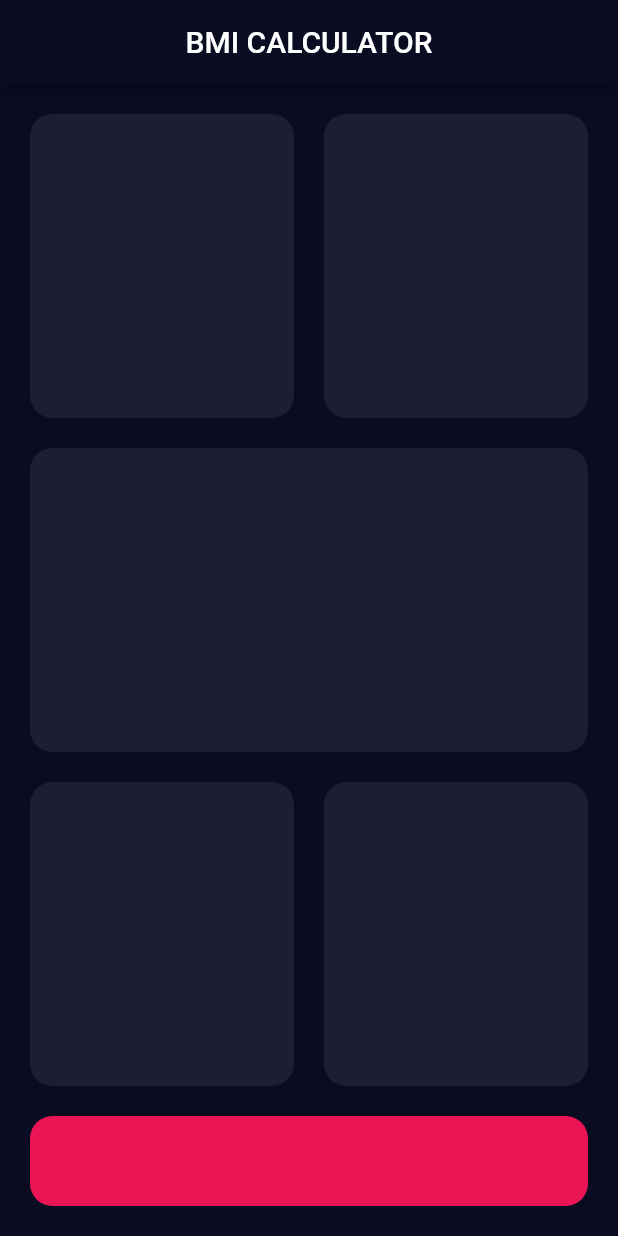
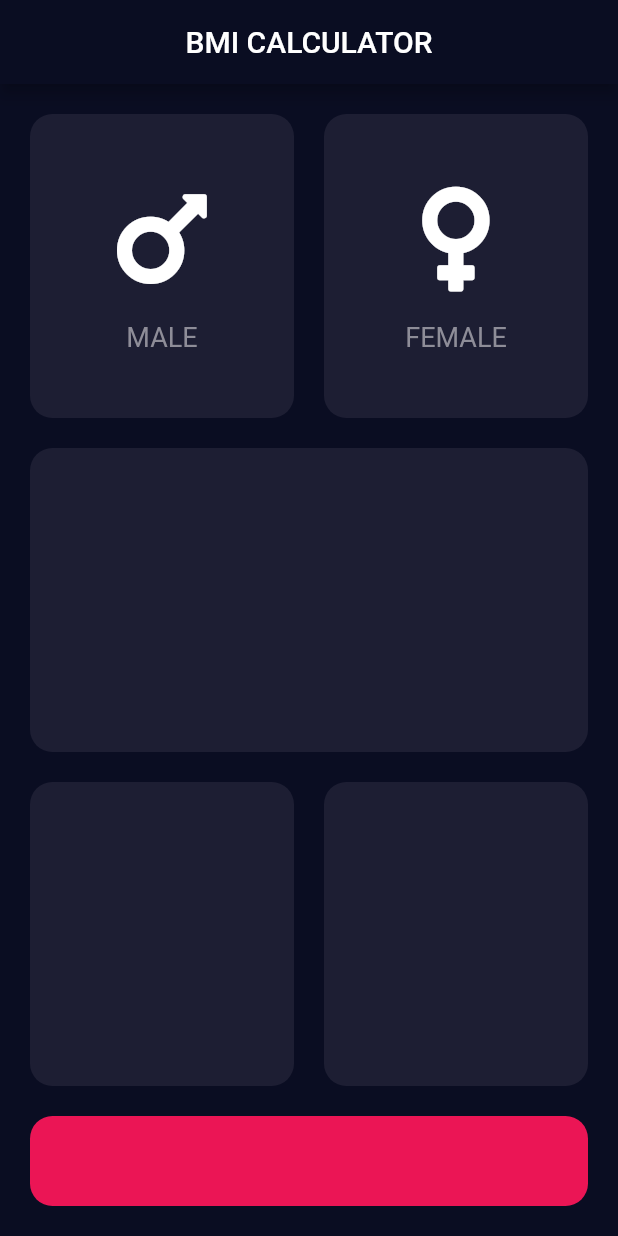
Before and after one commit to Basith-P/BMI-Calculator, a Flutter app: the screen it shows after launch, on a phone screen of 412 x 824 dp. Run offline on Flutter 3.47's test engine with Material 2 defaults, Android fonts, the phone set to English and light mode, and no system bars; our stand-ins replace font_awesome_flutter.

Commit message:
make icon data widget

```diff
--- a/lib/screens/input_page.dart
+++ b/lib/screens/input_page.dart
@@ -1,4 +1,9 @@
 import 'package:flutter/material.dart';
+
+import 'package:font_awesome_flutter/font_awesome_flutter.dart';
+
+import '../widgets/icon_content.dart';
+import '../widgets/reusable_card.dart';
 
 const buttonContainerHeight = 80.0;
 const darkBlue = Color(0xff1d1e33);
@@ -26,10 +31,22 @@ class _InputPageState extends State<InputPage> {
                 child: Row(
                   children: [
                     Expanded(
-                      child: ReusableCard(color: darkBlue),
+                      child: ReusableCard(
+                        color: darkBlue,
+                        child: IconContent(
+                          iconData: FontAwesomeIcons.mars,
+                          label: 'MALE',
+                        ),
+                      ),
                     ),
                     Expanded(
-                      child: ReusableCard(color: darkBlue),
+                      child: ReusableCard(
+                        color: darkBlue,
+                        child: IconContent(
+                          iconData: FontAwesomeIcons.venus,
+                          label: 'FEMALE',
+                        ),
+                      ),
                     ),
                   ],
                 ),
@@ -60,22 +77,3 @@ class _InputPageState extends State<InputPage> {
     );
   }
 }
-
-class ReusableCard extends StatelessWidget {
-  final Color color;
-  final Widget? child;
-
-  ReusableCard({required this.color, this.child});
-
-  @override
-  Widget build(BuildContext context) {
-    return Container(
-      child: child,
-      margin: EdgeInsets.all(10),
-      decoration: BoxDecoration(
-        borderRadius: BorderRadius.circular(15),
-        color: color,
-      ),
-    );
-  }
-}
--- /dev/null
+++ b/lib/widgets/icon_content.dart
@@ -0,0 +1,29 @@
+import 'package:flutter/material.dart';
+
+class IconContent extends StatelessWidget {
+  final IconData iconData;
+  final String label;
+
+  IconContent({required this.iconData, required this.label});
+
+  @override
+  Widget build(BuildContext context) {
+    return Column(
+      mainAxisAlignment: MainAxisAlignment.center,
+      children: [
+        Icon(
+          iconData,
+          size: 80,
+        ),
+        const SizedBox(height: 15),
+        Text(
+          label,
+          style: TextStyle(
+            fontSize: 18,
+            color: Color(0xff8e8d98),
+          ),
+        )
+      ],
+    );
+  }
+}
--- /dev/null
+++ b/lib/widgets/reusable_card.dart
@@ -0,0 +1,20 @@
+import 'package:flutter/material.dart';
+
+class ReusableCard extends StatelessWidget {
+  final Color color;
+  final Widget? child;
+
+  ReusableCard({required this.color, this.child});
+
+  @override
+  Widget build(BuildContext context) {
+    return Container(
+      child: child,
+      margin: EdgeInsets.all(10),
+      decoration: BoxDecoration(
+        borderRadius: BorderRadius.circular(15),
+        color: color,
+      ),
+    );
+  }
+}
```
